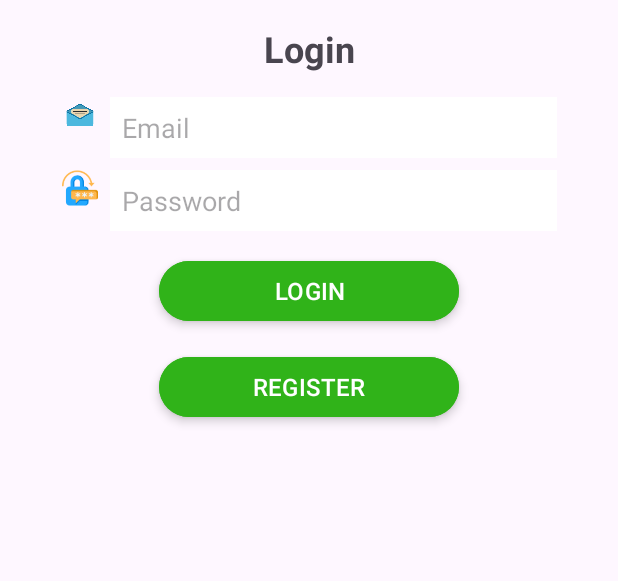
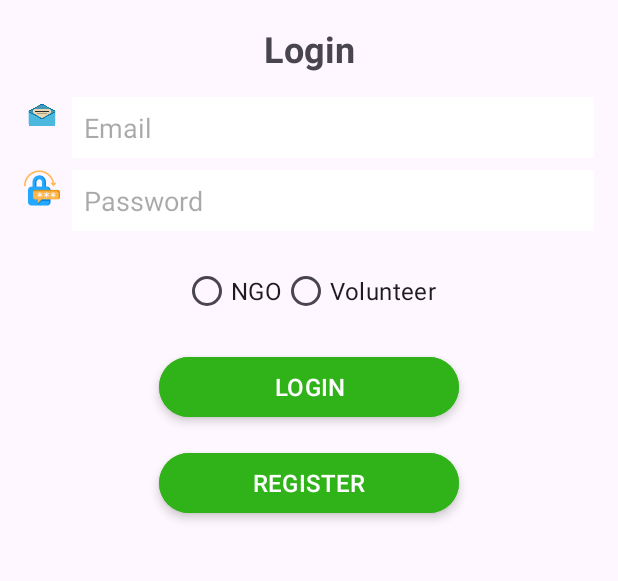
Before and after one commit to Prisha1611/forest_app, an Android app: the login screen opened directly, with no data from a screen before it, on a phone screen of 412 x 824 dp, the part 273-854 px from its top. Run offline under Robolectric (Android 15) with nearby library versions, the phone set to English and light mode, and no system bars; our stand-ins replace Firebase (no records; nobody signed in at launch, a user with empty details on screens opened directly); Roboto replaces fonts that are not available here.

Commit message:
added a functionality where based on whether user is volunteer or NGO, they go to different page

```diff
--- a/app/src/main/java/com/example/forest/login.java
+++ b/app/src/main/java/com/example/forest/login.java
@@ -9,6 +9,8 @@ import android.util.Log;
 import android.view.View;
 import android.widget.Button;
 import android.widget.EditText;
+import android.widget.RadioButton;
+import android.widget.RadioGroup;
 import android.widget.Toast;
 
 import com.google.android.gms.tasks.OnCompleteListener;
@@ -22,6 +24,7 @@ import com.google.firebase.auth.UserProfileChangeRequest;
 
 public class login extends AppCompatActivity {
     Button registerButton, loginButton;
+    private RadioGroup userTypeGroup;
     private FirebaseAuth mAuth;
 
     private EditText email, password;
@@ -34,6 +37,7 @@ public class login extends AppCompatActivity {
         email = findViewById(R.id.emailLogin);
         password = findViewById(R.id.passwordLogin);
         mAuth = FirebaseAuth.getInstance();
+        userTypeGroup = findViewById(R.id.userTypeGroup);
 
         registerButton.setOnClickListener(new View.OnClickListener() {
             @Override
@@ -52,7 +56,7 @@ public class login extends AppCompatActivity {
         });
     }
 
-    private void Login(String email, String password){
+    private void Login(String email, String password) {
         mAuth.signInWithEmailAndPassword(email, password)
                 .addOnCompleteListener(this, new OnCompleteListener<AuthResult>() {
                     @Override
@@ -62,8 +66,11 @@ public class login extends AppCompatActivity {
                             Log.d("Sign Good", "signInWithEmail:success");
                             FirebaseUser user = mAuth.getCurrentUser();
 //                            updateUI(user);
-                            Intent intent = new Intent(getApplicationContext(), mainpage.class);
-                            startActivity(intent);
+//                            Intent intent = new Intent(getApplicationContext(), mainpage.class);
+//                            startActivity(intent);
+                            int selectedId = userTypeGroup.getCheckedRadioButtonId();
+                            RadioButton selectedRadioButton = findViewById(selectedId);
+                            navigateUser(selectedRadioButton);
                         } else {
                             // If sign in fails, display a message to the user.
                             Log.w("Sign Bad", "signInWithEmail:failure", task.getException());
@@ -73,5 +80,24 @@ public class login extends AppCompatActivity {
                         }
                     }
                 });
+
     }
+    private void navigateUser(RadioButton selectedRadioButton) {
+        Intent intent;
+        if (selectedRadioButton.getId() == R.id.radioButtonVolunteer) {
+            // Direct to Volunteer Activity
+            // Make sure EventPage is the correct class name of your activity
+            intent = new Intent(login.this, mainpage.class);
+        } else if (selectedRadioButton.getId() == R.id.radioButtonNGO) {
+            // Direct to NGO Activity
+            // Make sure Event1 is the correct class name of your activity
+            intent = new Intent(login.this, event1.class);
+        } else {
+            // Handle the case where neither is selected or an unexpected value is encountered
+            Toast.makeText(login.this, "Please select a user type", Toast.LENGTH_SHORT).show();
+            return; // Exit the method early if there's no selection
+        }
+        startActivity(intent);
+    }
+
 }
--- a/app/src/main/res/layout/activity_login.xml
+++ b/app/src/main/res/layout/activity_login.xml
@@ -1,6 +1,5 @@
 <?xml version="1.0" encoding="utf-8"?>
-<androidx.constraintlayout.widget.ConstraintLayout
-    xmlns:android="http://schemas.android.com/apk/res/android"
+<androidx.constraintlayout.widget.ConstraintLayout xmlns:android="http://schemas.android.com/apk/res/android"
     xmlns:app="http://schemas.android.com/apk/res-auto"
     xmlns:tools="http://schemas.android.com/tools"
     android:layout_width="match_parent"
@@ -32,9 +31,11 @@
 
     <LinearLayout
         android:id="@+id/studentIdLayout"
-        android:layout_width="330dp"
+        android:layout_width="0dp"
         android:layout_height="wrap_content"
         android:layout_marginTop="16dp"
+        android:layout_marginStart="16dp"
+        android:layout_marginEnd="16dp"
         android:orientation="horizontal"
         app:layout_constraintEnd_toEndOf="parent"
         app:layout_constraintStart_toStartOf="parent"
@@ -43,27 +44,28 @@
         <androidx.appcompat.widget.AppCompatImageView
             android:layout_width="24dp"
             android:layout_height="24dp"
-            android:src="@drawable/email"
-            />
+            android:src="@drawable/email" />
 
         <EditText
             android:id="@+id/emailLogin"
-            android:layout_width="350dp"
+            android:layout_width="0dp"
             android:layout_height="wrap_content"
             android:layout_marginStart="8dp"
             android:layout_weight="1"
             android:background="#FFFFFF"
             android:hint="Email"
-            android:inputType="text"
+            android:inputType="textEmailAddress"
             android:padding="8dp" />
 
     </LinearLayout>
 
     <LinearLayout
         android:id="@+id/passwordLayout"
-        android:layout_width="330dp"
+        android:layout_width="0dp"
         android:layout_height="wrap_content"
         android:layout_marginTop="8dp"
+        android:layout_marginStart="16dp"
+        android:layout_marginEnd="16dp"
         android:orientation="horizontal"
         app:layout_constraintEnd_toEndOf="parent"
         app:layout_constraintStart_toStartOf="parent"
@@ -72,21 +74,46 @@
         <androidx.appcompat.widget.AppCompatImageView
             android:layout_width="24dp"
             android:layout_height="24dp"
-            android:src="@drawable/password"
-            />
+            android:src="@drawable/password" />
 
         <EditText
             android:id="@+id/passwordLogin"
-            android:layout_width="350dp"
+            android:layout_width="0dp"
             android:layout_height="wrap_content"
+            android:layout_marginStart="8dp"
             android:layout_weight="1"
-            android:layout_marginStart="8dp"
             android:background="#FFFFFF"
-            android:padding="8dp"
             android:hint="Password"
-            android:inputType="textPassword" />
+            android:inputType="textPassword"
+            android:padding="8dp" />
 
     </LinearLayout>
+
+    <RadioGroup
+        android:id="@+id/userTypeGroup"
+        android:layout_width="wrap_content"
+        android:layout_height="wrap_content"
+        android:layout_marginTop="16dp"
+        android:orientation="horizontal"
+        app:layout_constraintEnd_toEndOf="parent"
+        app:layout_constraintStart_toStartOf="parent"
+        app:layout_constraintTop_toBottomOf="@+id/passwordLayout">
+
+        <RadioButton
+            android:id="@+id/radioButtonNGO"
+            android:layout_width="wrap_content"
+            android:layout_height="wrap_content"
+            android:text="NGO"
+            android:textSize="16sp" />
+
+        <RadioButton
+            android:id="@+id/radioButtonVolunteer"
+            android:layout_width="wrap_content"
+            android:layout_height="wrap_content"
+            android:text="Volunteer"
+            android:textSize="16sp" />
+
+    </RadioGroup>
 
     <Button
         android:id="@+id/loginButtonLogin"
@@ -103,7 +130,7 @@
         android:paddingBottom="8dp"
         android:elevation="4dp"
         android:stateListAnimator="@null"
-        app:layout_constraintTop_toBottomOf="@+id/passwordLayout"
+        app:layout_constraintTop_toBottomOf="@+id/userTypeGroup"
         app:layout_constraintEnd_toEndOf="parent"
         app:layout_constraintStart_toStartOf="parent" />
 
```
